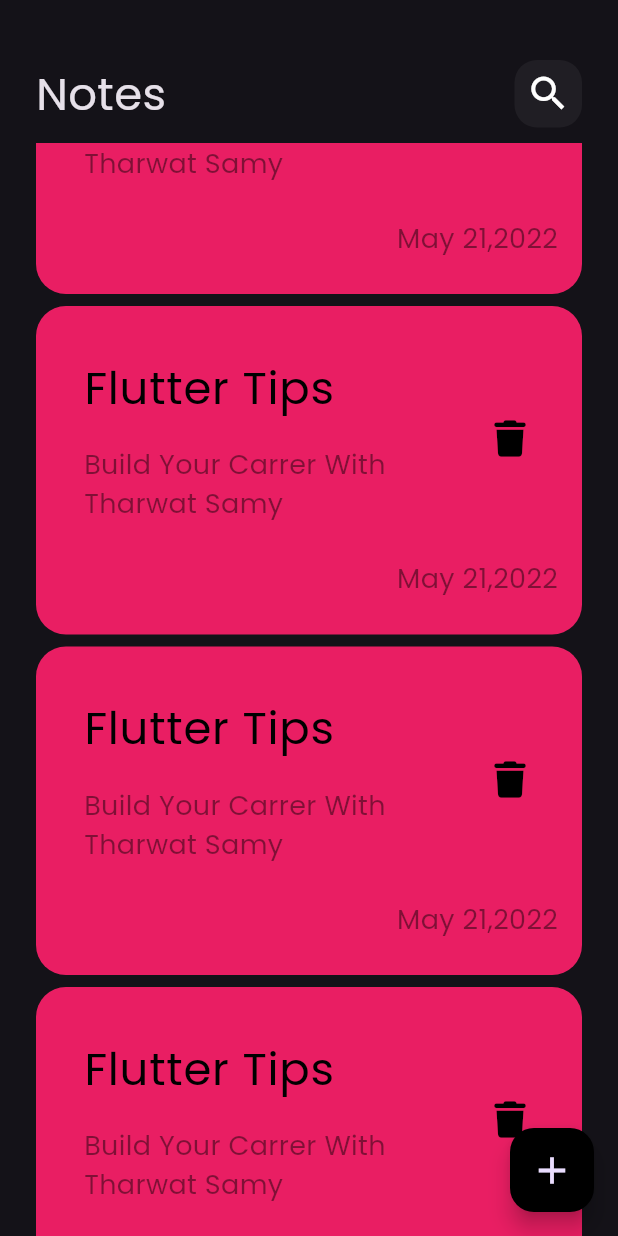
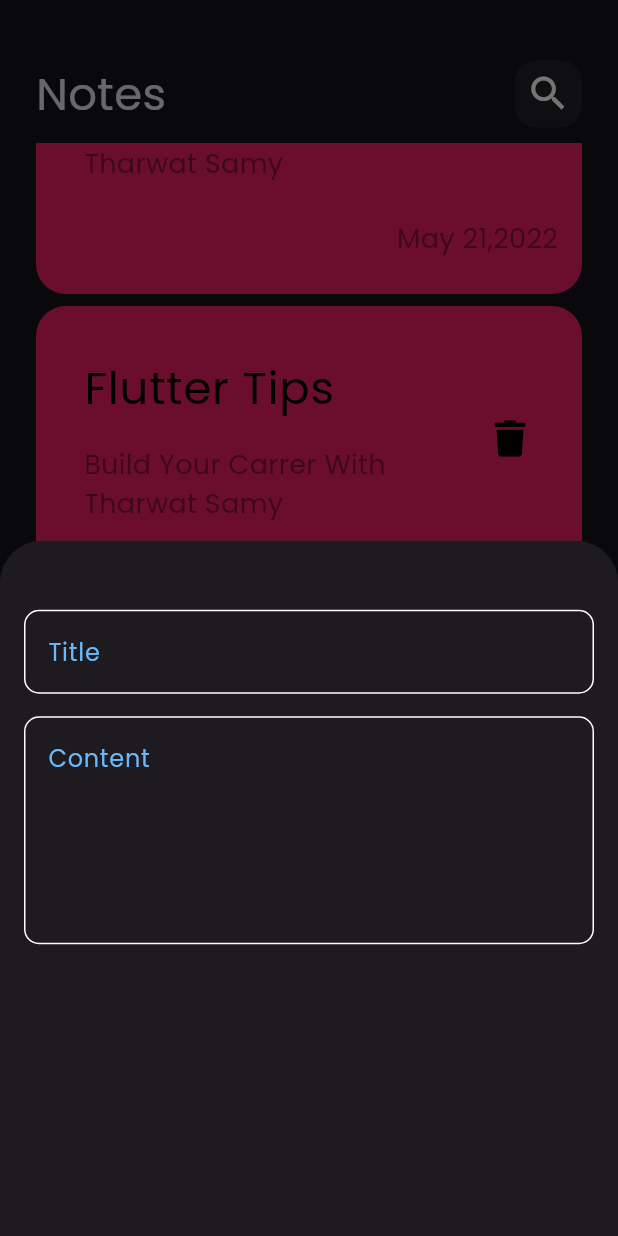
Before and after one commit to KarolHany/JotIt_App, a Flutter app: the screen it shows after launch, scrolled down 576 dp, after a tap on the "add" icon, on a phone screen of 412 x 824 dp. Run offline on Flutter 3.47's test engine with Material 3 defaults, Android fonts, the phone set to English and light mode, and no system bars; our stand-ins replace font_awesome_flutter.

Commit message:
create add note buttom sheet and custom text field

```diff
--- /dev/null
+++ b/lib/constants.dart
@@ -0,0 +1,3 @@
+import 'package:flutter/material.dart';
+
+const kPrimaryColor = Color.fromARGB(255, 105, 185, 250);
--- a/lib/views/note_view.dart
+++ b/lib/views/note_view.dart
@@ -1,5 +1,7 @@
 import 'package:flutter/material.dart';
 import 'package:jotit_app/views/widgets/note_view_body.dart';
+
+import 'widgets/add_note_buttom_sheet.dart';
 
 class NoteView extends StatelessWidget {
   const NoteView({super.key});
@@ -8,7 +10,13 @@ class NoteView extends StatelessWidget {
   Widget build(BuildContext context) {
     return Scaffold(
       floatingActionButton: FloatingActionButton(
-        onPressed: () {},
+        onPressed: () {
+          showModalBottomSheet(
+              context: context,
+              builder: (context) {
+                return const AddNoteButtomSheet();
+              });
+        },
         backgroundColor: Colors.black,
         child: const Icon(
           Icons.add,
--- /dev/null
+++ b/lib/views/widgets/add_note_buttom_sheet.dart
@@ -0,0 +1,30 @@
+import 'package:flutter/material.dart';
+import 'custom_text_field.dart';
+
+class AddNoteButtomSheet extends StatelessWidget {
+  const AddNoteButtomSheet({super.key});
+
+  @override
+  Widget build(BuildContext context) {
+    return const Padding(
+      padding: EdgeInsets.all(16),
+      child: Column(
+        children: [
+          SizedBox(
+            height: 30,
+          ),
+          CustomTextField(
+            hint: 'Title',
+          ),
+          SizedBox(
+            height: 15,
+          ),
+          CustomTextField(
+            hint: 'Content',
+            maxLines: 5,
+          )
+        ],
+      ),
+    );
+  }
+}
--- /dev/null
+++ b/lib/views/widgets/custom_text_field.dart
@@ -0,0 +1,31 @@
+import 'package:flutter/material.dart';
+import 'package:jotit_app/constants.dart';
+
+class CustomTextField extends StatelessWidget {
+  const CustomTextField({super.key, required this.hint, this.maxLines = 1});
+  final String hint;
+  final int maxLines;
+  @override
+  Widget build(BuildContext context) {
+    return TextField(
+      cursorColor: kPrimaryColor,
+      maxLines: maxLines,
+      decoration: InputDecoration(
+          border: buildBolder(),
+          enabledBorder: buildBolder(),
+          focusedBorder: buildBolder(kPrimaryColor),
+          hintText: hint,
+          hintStyle: const TextStyle(
+            color: kPrimaryColor,
+          )),
+    );
+  }
+}
+
+OutlineInputBorder buildBolder([color]) {
+  return OutlineInputBorder(
+      borderRadius: const BorderRadius.all(Radius.circular(10)),
+      borderSide: BorderSide(
+        color: color ?? Colors.white,
+      ));
+}
--- a/lib/views/widgets/notes_list_view.dart
+++ b/lib/views/widgets/notes_list_view.dart
@@ -6,13 +6,16 @@ class NotesListView extends StatelessWidget {
 
   @override
   Widget build(BuildContext context) {
-    return ListView.builder(
+    return Padding(
+      padding: const EdgeInsets.only(bottom: 15),
+      child: ListView.builder(
         itemBuilder: (context, index) {
           return const Padding(
             padding: EdgeInsets.symmetric(vertical: 4),
             child: CustomNoteItem(),
           );
         },
+      ),
     );
   }
 }
--- a/pubspec.yaml
+++ b/pubspec.yaml
@@ -36,6 +36,7 @@ dependencies:
   # Use with the CupertinoIcons class for iOS style icons.
   cupertino_icons: ^1.0.8
   font_awesome_flutter: ^10.7.0
+  # modal_bottom_sheet: ^3.0.0
 
 dev_dependencies:
   flutter_test:
```
Lines whose indentation alone changed are shown as unchanged.
